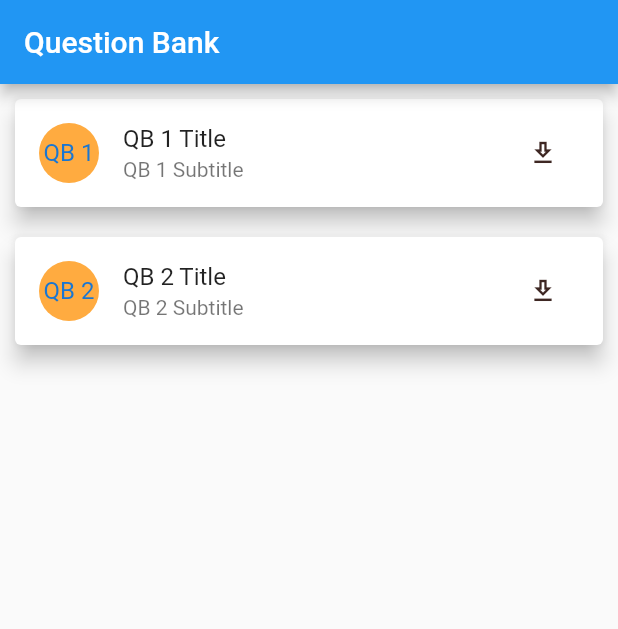
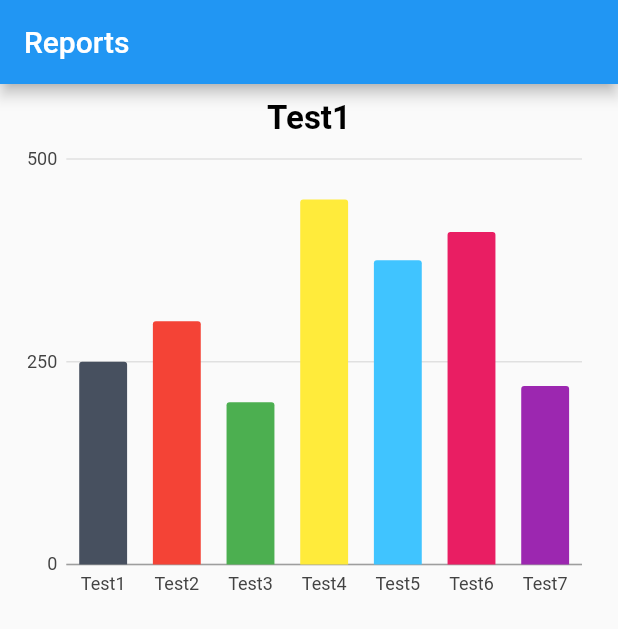
Before and after one commit to Vigneshkna/mtutor, a Flutter app: the screen it shows after launch, on a phone screen of 412 x 824 dp. Shown: the top 629 px of the screen. Run offline on Flutter 3.47's test engine with Material 2 defaults, Android fonts, the phone set to English and light mode, and no system bars; our stand-ins replace bloc, charts_flutter, dio, equatable, flutter_bloc, get and 3 more; missing offline and left inert: flutter_pdfview.

Commit message:
1'st UI Commit (Offline)

```diff
--- /dev/null
+++ b/lib/attendance/attendance.dart
@@ -0,0 +1 @@
+export 'view/attendance_page.dart';
--- a/lib/components/tilecard.dart
+++ b/lib/components/tilecard.dart
@@ -12,9 +12,7 @@ class TileCard extends StatelessWidget {
   @override
   Widget build(BuildContext context) {
     return GestureDetector(
-        onTap: (){
-      print(title);
-    },
+        onTap: (){ },
     child: Container(
       decoration: BoxDecoration(
         borderRadius: BorderRadius.circular(12),
--- a/lib/constant/constant.dart
+++ b/lib/constant/constant.dart
@@ -1,4 +1,9 @@
 import 'package:flutter/material.dart';
+
+import 'package:charts_flutter/flutter.dart' as charts;
+
+import '../repository/models/profile.dart';
+import '../repository/models/report.dart';
 
 //Light Theme
 const primarycolor_light = Color(0xff58f875);
@@ -7,3 +12,73 @@ const secondarycolor_light = Color(0xff2470c7);
 //Dark Theme
 const primarycolor_dark = Color(0xff2470c7);
 const secondarycolor_dark = Color(0xff2470c7);
+
+Map<String, bool> cand_list = {
+  'Candidate1': false,
+  'Candidate2': false,
+  'Candidate3': false,
+  'Candidate4': false,
+  'Candidate5': false,
+  'Candidate6': false,
+  'Candidate7': false,
+  'Candidate8': false,
+  'Candidate9': false,
+  'Candidate10': false,
+  'Candidate11': false,
+  'Candidate12': false,
+  'Candidate13': false,
+  'Candidate14': false,
+  'Candidate15': false,
+  'Candidate16': false,
+  'Candidate17': false,
+  'Candidate18': false,
+  'Candidate19': false,
+  'Candidate20': false,
+};
+
+Profile profile = Profile(id: "101", name: 'M-Tutor candidate', place: "Blore,India", dob: "05-Dec-2005", addrs: "My Address");
+
+final List<ReportModel> reportData = [
+  ReportModel(
+    assesment: "Test1",
+    score: 250,
+    color: charts.ColorUtil.fromDartColor
+      (Color(0xFF47505F)),
+  ),
+  ReportModel(
+    assesment: "Test2",
+    score: 300,
+    color: charts.ColorUtil.fromDartColor
+      (Colors.red),
+  ),
+  ReportModel(
+    assesment: "Test3",
+    score: 200,
+    color: charts.ColorUtil.fromDartColor
+      (Colors.green),
+  ),
+  ReportModel(
+    assesment: "Test4",
+    score: 450,
+    color: charts.ColorUtil.fromDartColor
+      (Colors.yellow),
+  ),
+  ReportModel(
+    assesment: "Test5",
+    score: 375,
+    color: charts.ColorUtil.fromDartColor
+      (Colors.lightBlueAccent),
+  ),
+  ReportModel(
+    assesment: "Test6",
+    score: 410,
+    color: charts.ColorUtil.fromDartColor
+      (Colors.pink),
+  ),
+  ReportModel(
+    assesment: "Test7",
+    score: 220,
+    color: charts.ColorUtil.fromDartColor
+      (Colors.purple),
+  ),
+];
--- a/lib/main.dart
+++ b/lib/main.dart
@@ -19,9 +19,13 @@
 
 import 'package:flutter/material.dart';
 import 'package:get/get.dart';
+import 'package:mobiletutor/profile/view/profile_page.dart';
+
+
+import 'attendance/view/attendance_page.dart';
 import 'package:mobiletutor/learn/learn.dart';
-
 import 'questionbank/view/qb_page.dart';
+import 'report/view/reports_page.dart';
 
 void main() => runApp(const MyApp());
 
@@ -32,7 +36,7 @@ class MyApp extends StatelessWidget {
   Widget build(BuildContext context) {
     return  const GetMaterialApp(
       debugShowCheckedModeBanner: false,
-      home: QbPage(),
+      home: ReportsPage(),//QbPage(),
     );
   }
 }
--- /dev/null
+++ b/lib/profile/profile.dart
@@ -0,0 +1 @@
+export 'view/profile_page.dart';
--- /dev/null
+++ b/lib/report/reports.dart
@@ -0,0 +1 @@
+export 'view/reports_page.dart';
--- /dev/null
+++ b/lib/report/view/reports_page.dart
@@ -0,0 +1,84 @@
+import 'package:flutter/material.dart';
+
+import 'package:charts_flutter/flutter.dart' as charts;
+
+import '../../constant/constant.dart';
+import '../../repository/models/report.dart';
+
+class ReportsPage extends StatefulWidget {
+  const ReportsPage({Key? key}) : super(key: key);
+  static Route<void> route() {
+    return MaterialPageRoute<void>(builder: (_) => const ReportsPage());
+  }
+  @override
+  State<ReportsPage> createState() => _ReportsPageState();
+}
+
+class _ReportsPageState extends State<ReportsPage> {
+  List<ReportModel> _reportModelList = reportData;
+
+  Widget _buildFinancialList(series) {
+    return _reportModelList != null
+        ? ListView.separated(
+      physics: const NeverScrollableScrollPhysics(),
+      separatorBuilder: (context, index) => const Divider(
+        color: Colors.white,
+        height: 5,
+      ),
+      scrollDirection: Axis.vertical,
+      shrinkWrap: true,
+      itemCount: 1,
+      itemBuilder: (BuildContext context, int index) {
+        return Container(
+          height: MediaQuery.of(context).size.height/ 2.3,
+          padding: const EdgeInsets.all(10),
+          child: Column(
+            children: [
+              Row(
+                mainAxisAlignment: MainAxisAlignment.center,
+                children: [
+                  Text(_reportModelList[index].assesment,
+                      style: const TextStyle(
+                          color: Colors.black, fontSize: 22,
+                          fontWeight: FontWeight.bold)
+                  ),
+                ],
+              ),
+              Expanded( child: charts.BarChart(series,
+                  animate: true)
+              ),
+            ],
+          ),
+        );
+      },
+    )
+        : const SizedBox();
+  }
+  @override
+  Widget build(BuildContext context) {
+
+    List<charts.Series<ReportModel, String>> series = [
+      charts.Series(
+          id: "Assessment Report",
+          data: _reportModelList,
+          domainFn: (ReportModel series, _) => series.assesment,
+          measureFn: (ReportModel series, _) => series.score,
+          colorFn: (ReportModel series, _) => series.color),
+    ];
+
+    return Scaffold(
+      appBar: AppBar(
+        // leading: IconButton(icon: const Icon(Icons.menu), onPressed: () {
+        //   //
+        // }),
+        title: const Text("Reports"),
+        // actions: <Widget>[
+        //   IconButton(icon: const Icon(
+        //       Icons.pie_chart_rounded), onPressed: () {
+        //     //
+        //   }),
+        // ],
+      ),
+      body:_buildFinancialList(series));
+  }
+}
--- /dev/null
+++ b/lib/repository/models/report.dart
@@ -0,0 +1,12 @@
+import 'package:charts_flutter/flutter.dart' as charts;
+
+class ReportModel {
+  String assesment;
+  int score;
+  final charts.Color color;
+
+  ReportModel({
+    required this.assesment, required this.score,
+    required this.color,}
+      );
+}
```
Also changed, not shown: lib/attendance/view/attendance_page.dart (added, +111 -0 lines), lib/profile/view/profile_page.dart (added, +98 -0 lines), lib/questionbank/view/pdf_viewer.dart (added, +106 -0 lines), lib/questionbank/view/qb_page.dart (+36 -30 lines), pubspec.yaml (+6 -1 lines), pubspec.lock, 1 other file.
